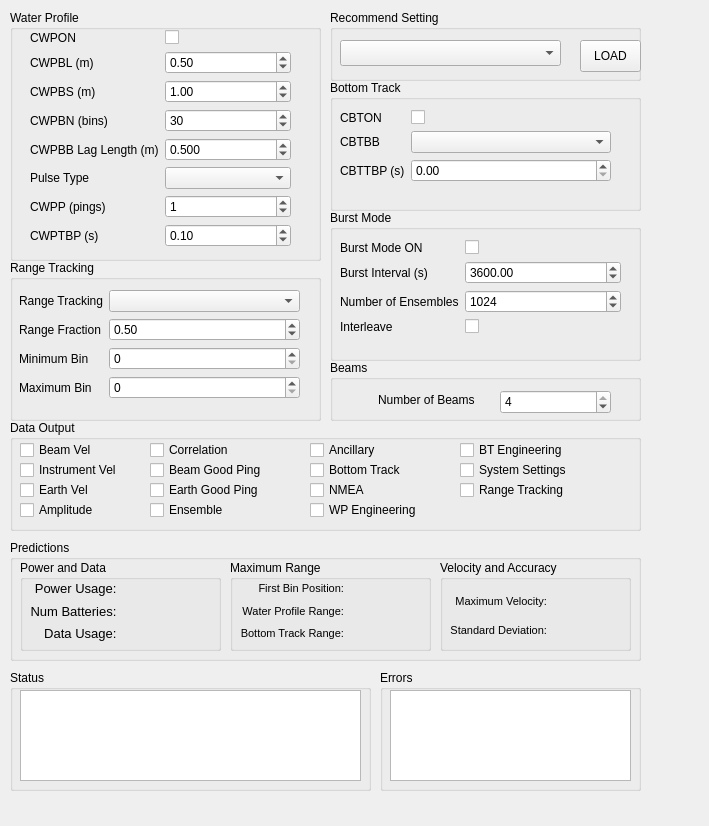
Above: Frontend/qt/Predictor/subsystem_view.ui from ricorx7/rti_python before the change. Below: the same form after it.
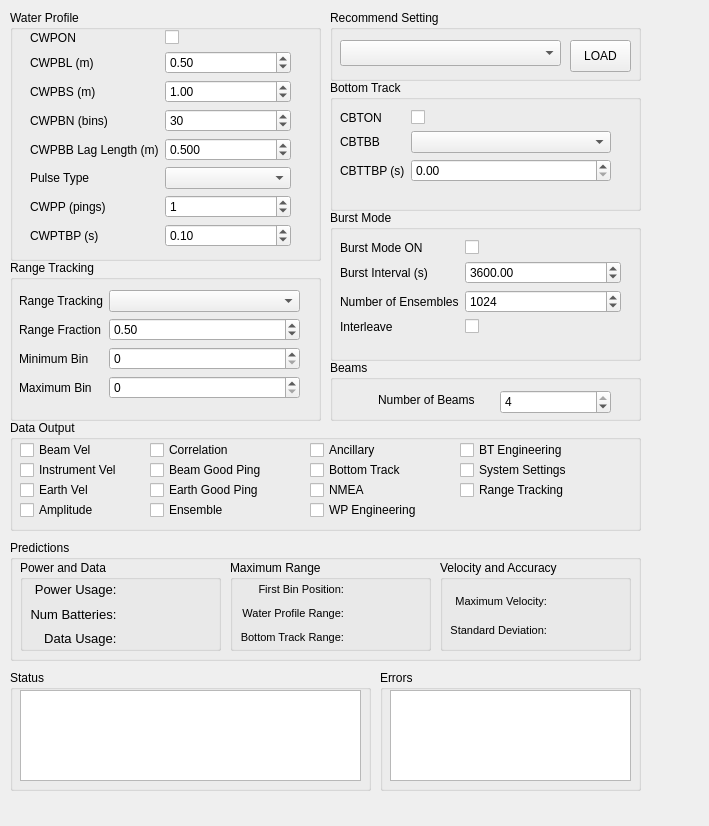
That is the form after the change.

```diff
--- a/Frontend/qt/Predictor/subsystem_view.ui
+++ b/Frontend/qt/Predictor/subsystem_view.ui
@@ -90,7 +90,7 @@
       <x>10</x>
       <y>30</y>
       <width>281</width>
-      <height>111</height>
+      <height>112</height>
      </rect>
     </property>
     <layout class="QFormLayout" name="formLayout_3">
@@ -183,7 +183,7 @@
       <x>20</x>
       <y>20</y>
       <width>261</width>
-      <height>221</height>
+      <height>252</height>
      </rect>
     </property>
     <layout class="QFormLayout" name="formLayout">
@@ -569,7 +569,7 @@
        <x>10</x>
        <y>20</y>
        <width>181</width>
-       <height>62</height>
+       <height>66</height>
       </rect>
      </property>
      <layout class="QGridLayout" name="gridLayout_3">
@@ -660,7 +660,7 @@
        <x>10</x>
        <y>20</y>
        <width>181</width>
-       <height>62</height>
+       <height>68</height>
       </rect>
      </property>
      <layout class="QGridLayout" name="gridLayout_2">
@@ -810,7 +810,7 @@
    <widget class="QPushButton" name="presetButton">
     <property name="geometry">
      <rect>
-      <x>250</x>
+      <x>240</x>
       <y>30</y>
       <width>61</width>
       <height>32</height>
@@ -839,7 +839,7 @@
       <x>9</x>
       <y>30</y>
       <width>281</width>
-      <height>121</height>
+      <height>124</height>
      </rect>
     </property>
     <layout class="QFormLayout" name="formLayout_4">
```
